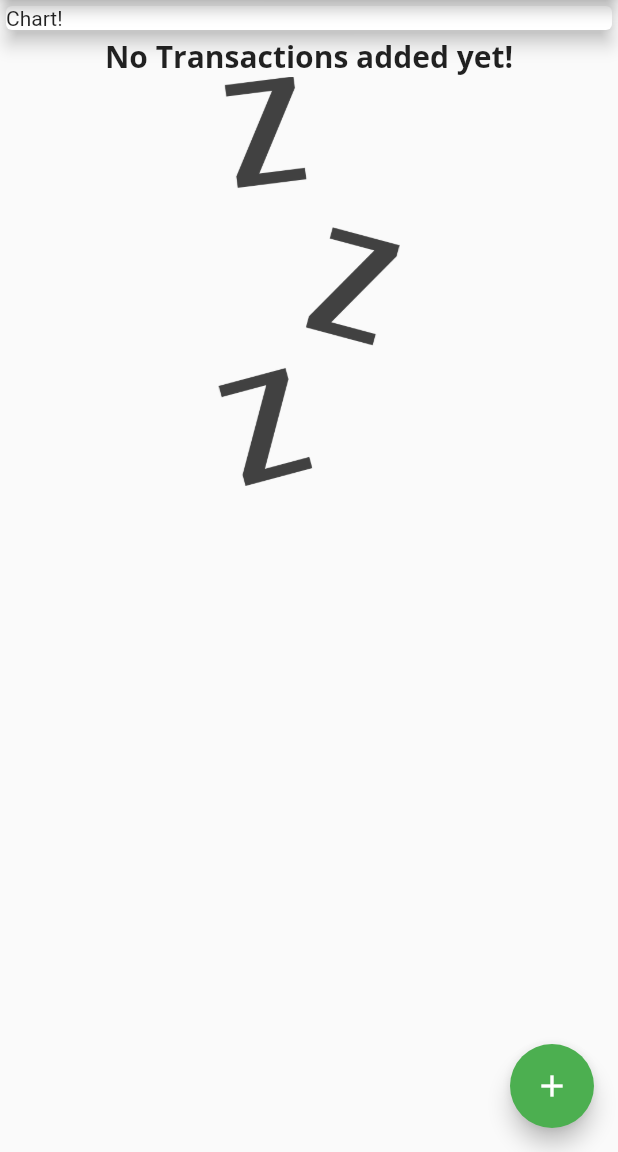
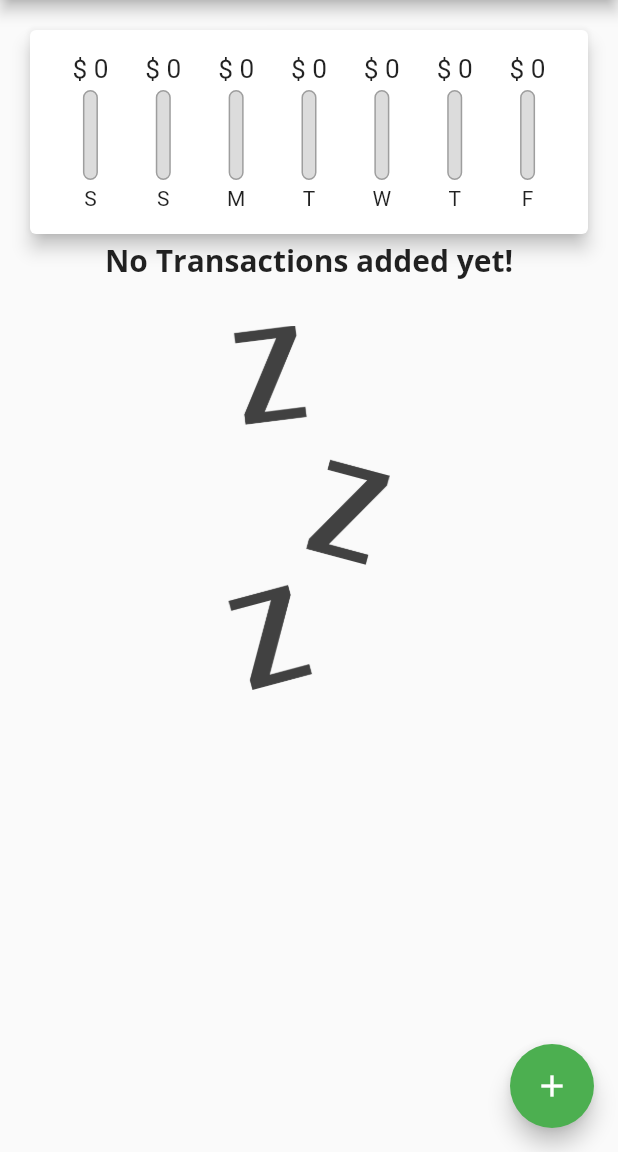
Before and after one commit to ranjeetrocky/fluttermax_expence_tracker, a Flutter app: the screen it shows after launch, on a phone screen of 412 x 824 dp, the part 84-1236 px from its top. Run offline on Flutter 3.47's test engine with Material 2 defaults, Android fonts, the phone set to English and light mode, and no system bars.

Commit message:
worked on UI

```diff
--- a/lib/main.dart
+++ b/lib/main.dart
@@ -1,4 +1,6 @@
 import 'package:flutter/material.dart';
+import 'package:flutter/services.dart';
+import 'package:max2_expence_tracker/widgets/chart.dart';
 import 'package:max2_expence_tracker/widgets/new_transaction.dart';
 import 'package:max2_expence_tracker/widgets/transaction_list.dart';
 import 'models/transaction.dart';
@@ -20,12 +22,14 @@
         primarySwatch: Colors.green,
         fontFamily: 'QuickSand',
         textTheme: ThemeData.light().textTheme.copyWith(
-              headline5: TextStyle(
+              headline5: const TextStyle(
                   fontFamily: 'OpenSans',
                   fontSize: 20.0,
                   fontWeight: FontWeight.bold),
             ),
         appBarTheme: const AppBarTheme(
+          systemOverlayStyle:
+              SystemUiOverlayStyle(statusBarColor: Colors.transparent),
           titleTextStyle: TextStyle(
               fontFamily: 'OpenSans',
               fontSize: 20.0,
@@ -60,6 +64,15 @@
     //   date: DateTime.now(),
     // ),
   ];
+  List<Transaction> get _recentTxs {
+    return _transactionList.where((tx) {
+      return tx.date?.isAfter(
+        DateTime.now().subtract(
+          const Duration(days: 7),
+        ),
+      ) as bool;
+    }).toList();
+  }
 
   void _addNewTransaction({required String title, required double amount}) {
     final newTx = Transaction(
@@ -101,12 +114,15 @@
       body: SingleChildScrollView(
         child: Column(
           children: [
-            Card(
-              child: Container(
-                child: const Text("Chart!"),
-                width: double.infinity,
-              ),
-              elevation: 5,
+            // Card(
+            //   child: Container(
+            //     child: const Text("Chart!"),
+            //     width: double.infinity,
+            //   ),
+            //   elevation: 5,
+            // ),
+            Chart(
+              recentTransactions: _recentTxs,
             ),
             // Container(
             //   width: double.infinity,
--- /dev/null
+++ b/lib/widgets/chart.dart
@@ -0,0 +1,66 @@
+import 'package:flutter/material.dart';
+import 'package:intl/intl.dart';
+import 'package:max2_expence_tracker/models/transaction.dart';
+import 'package:max2_expence_tracker/widgets/chart_bar.dart';
+
+class Chart extends StatelessWidget {
+  const Chart({Key? key, required this.recentTransactions}) : super(key: key);
+  final List<Transaction> recentTransactions;
+  List<Map<String, Object>> get groupedTransactionValues {
+    return List.generate(
+      7,
+      (index) {
+        final weekDay = DateTime.now().subtract(Duration(days: index));
+        double totalSum = 0.0;
+        for (var i = 0; i < recentTransactions.length; i++) {
+          if (recentTransactions[i].date?.day == weekDay.day &&
+              recentTransactions[i].date?.month == weekDay.month &&
+              recentTransactions[i].date?.year == weekDay.year) {
+            totalSum += recentTransactions[i].amount as double;
+          }
+        }
+        // print(DateFormat.E().format(weekDay));
+        // print(totalSum);
+        return {
+          'day': DateFormat.E().format(weekDay).substring(0, 1),
+          "amount": totalSum
+        };
+      },
+    ).reversed.toList();
+  }
+
+  double get maxSpending {
+    return groupedTransactionValues.fold(0.0,
+        (previousValue, data) => previousValue += data['amount'] as double);
+  }
+
+  @override
+  Widget build(BuildContext context) {
+    print(groupedTransactionValues);
+    return Padding(
+      padding: EdgeInsets.only(top: 16, right: 16, left: 16),
+      child: Card(
+        elevation: 5,
+
+        // margin: EdgeInsets.all(20),
+        child: Padding(
+          padding: EdgeInsets.all(16),
+          child: Row(
+            mainAxisAlignment: MainAxisAlignment.spaceEvenly,
+            children: groupedTransactionValues.map((data) {
+              return Flexible(
+                fit: FlexFit.tight,
+                child: ChartBar(
+                    lable: data['day'] as String,
+                    spendingAmount: data['amount'] as double,
+                    spendingPctOfTotal: maxSpending == 0.0
+                        ? 0.0
+                        : (data['amount'] as double) / maxSpending),
+              );
+            }).toList(),
+          ),
+        ),
+      ),
+    );
+  }
+}
--- /dev/null
+++ b/lib/widgets/chart_bar.dart
@@ -0,0 +1,52 @@
+import 'package:flutter/material.dart';
+
+class ChartBar extends StatelessWidget {
+  const ChartBar({
+    Key? key,
+    required this.lable,
+    required this.spendingAmount,
+    required this.spendingPctOfTotal,
+  }) : super(key: key);
+  final String lable;
+  final double spendingAmount, spendingPctOfTotal;
+
+  @override
+  Widget build(BuildContext context) {
+    return Column(
+      children: [
+        Container(
+            height: 20,
+            child: FittedBox(
+                child: Text('\$ ${spendingAmount.toStringAsFixed(0)}'))),
+        // Text('₹ ${spendingAmount.toStringAsFixed(0)}'),
+        SizedBox(height: 4),
+        Container(
+          height: 60,
+          width: 10,
+          child: Stack(
+            children: [
+              Container(
+                decoration: BoxDecoration(
+                  border: Border.all(color: Colors.grey, width: 1),
+                  color: Color.fromRGBO(220, 220, 220, 1),
+                  borderRadius: BorderRadius.circular(10),
+                ),
+              ),
+              FractionallySizedBox(
+                heightFactor: spendingPctOfTotal,
+                child: Container(
+                  decoration: BoxDecoration(
+                    color: Theme.of(context).primaryColor,
+                    borderRadius: BorderRadius.circular(10),
+                  ),
+                ),
+              )
+            ],
+          ),
+        ),
+        SizedBox(height: 4),
+        Text(lable)
+      ],
+    );
+  }
+}
--- a/lib/widgets/new_transaction.dart
+++ b/lib/widgets/new_transaction.dart
@@ -26,6 +26,8 @@
     Navigator.of(context).pop();
   }
 
+  final focus = FocusNode();
+
   @override
   Widget build(BuildContext context) {
     return Card(
@@ -39,7 +41,8 @@
               decoration: InputDecoration(labelText: "Title"),
               controller: titleController,
               autofocus: true,
-              onSubmitted: (_) => submitData(),
+              onSubmitted: (_) => FocusScope.of(context).requestFocus(focus),
+
               // onChanged: (value) {
               //   // print(value);
               //   titleInput = value;
@@ -50,6 +53,7 @@
               controller: amountController,
               keyboardType: TextInputType.number,
               onSubmitted: (_) => submitData(),
+              focusNode: focus,
               // onChanged: (value) {
               //   // print(value);
               //   amountInput = value;
--- a/lib/widgets/transaction_list.dart
+++ b/lib/widgets/transaction_list.dart
@@ -16,23 +16,31 @@
                   "No Transactions added yet!",
                   style: Theme.of(context).textTheme.headline5,
                 ),
+                const SizedBox(
+                  height: 30,
+                ),
                 Expanded(child: Image.asset("assets/images/waiting.png"))
               ],
             )
           : ListView.builder(
               itemCount: _transactionList.length,
               itemBuilder: (context, index) {
-                print(index);
-                return Card(
+                // print(index);
+                return Padding(
+                  padding: EdgeInsets.symmetric(horizontal: 16),
+                  child: Card(
                     elevation: 5,
                     child: ListTile(
-                    leading: Text(
-                      '₹ ${_transactionList[index].amount?.toStringAsFixed(2)}',
+                      trailing: Text(
+                        '\$ ${_transactionList[index].amount?.toStringAsFixed(2)}',
+                        // '₹ ${_transactionList[index].amount?.toStringAsFixed(2)}',
+                        style: Theme.of(context).textTheme.headline6,
                       ),
                       title: Text(_transactionList[index].title as String),
                       subtitle: Text(DateFormat('dd MMM, yyyy')
                           .format(_transactionList[index].date as DateTime)),
                       // subtitle: Text(transaction.date.toString().split(" ")[0]),
+                    ),
                   ),
                 );
               },
```
Lines whose indentation alone changed are shown as unchanged.
